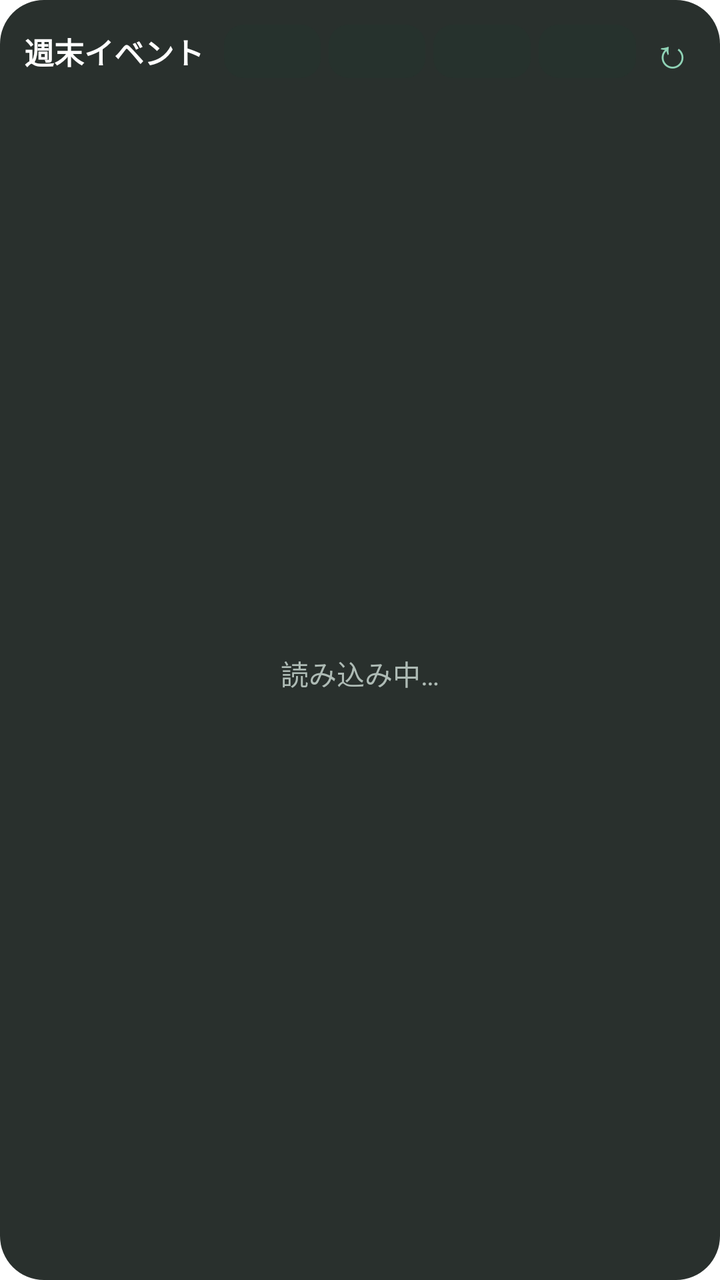
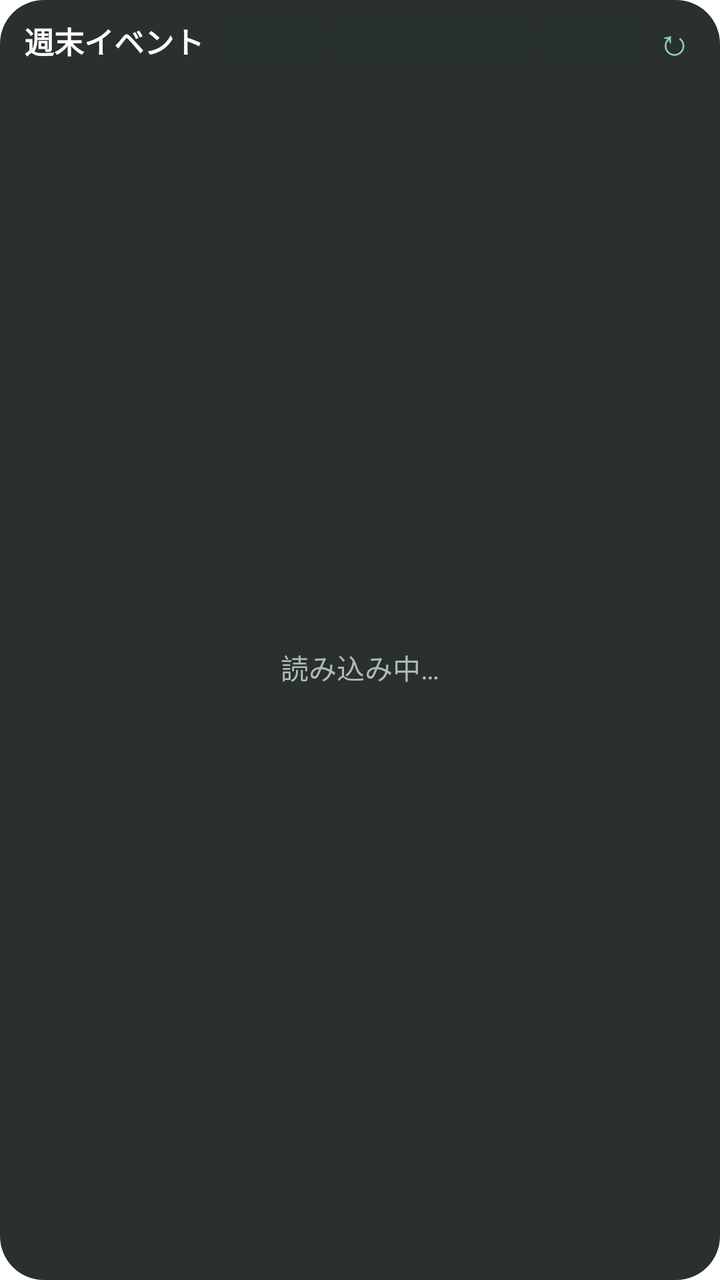

Two renders of the same Android screen: before a commit and after it. Below are the layout's source before the change and the commit's diff.
<!-- AndroidManifest.xml: fallback theme Theme.MaterialComponents.DayNight.NoActionBar -->
<!-- res/layout/widget.xml -->
<?xml version="1.0" encoding="utf-8"?>
<LinearLayout xmlns:android="http://schemas.android.com/apk/res/android"
    android:layout_width="match_parent"
    android:layout_height="match_parent"
    android:background="@drawable/bg"
    android:orientation="vertical"
    android:padding="12dp">
    <LinearLayout
        android:layout_width="match_parent"
        android:layout_height="wrap_content"
        android:gravity="center_vertical"
        android:orientation="horizontal"
        android:paddingBottom="6dp">
        <TextView
            android:layout_width="wrap_content"
            android:layout_height="wrap_content"
            android:text="週末イベント"
            android:textColor="#FFFFFF"
            android:textSize="15sp"
            android:textStyle="bold" />
        <LinearLayout
            android:layout_width="0dp"
            android:layout_height="wrap_content"
            android:layout_marginStart="6dp"
            android:layout_weight="1"
            android:orientation="horizontal">
            <TextView
                android:id="@+id/tab0"
                android:layout_width="0dp"
                android:layout_height="wrap_content"
                android:layout_marginStart="4dp"
                android:layout_weight="1"
                android:background="@drawable/tab_bg"
                android:gravity="center"
                android:maxLines="1"
                android:paddingTop="6dp"
                android:paddingBottom="6dp"
                android:textColor="#D0D8D4"
                android:textSize="11sp"
                android:textStyle="bold" />
            <TextView
                android:id="@+id/tab1"
                android:layout_width="0dp"
                android:layout_height="wrap_content"
                android:layout_marginStart="4dp"
                android:layout_weight="1"
                android:background="@drawable/tab_bg"
                android:gravity="center"
                android:maxLines="1"
                android:paddingTop="6dp"
                android:paddingBottom="6dp"
                android:textColor="#D0D8D4"
                android:textSize="11sp"
                android:textStyle="bold" />
            <TextView
                android:id="@+id/tab2"
                android:layout_width="0dp"
                android:layout_height="wrap_content"
                android:layout_marginStart="4dp"
                android:layout_weight="1"
                android:background="@drawable/tab_bg"
                android:gravity="center"
                android:maxLines="1"
                android:paddingTop="6dp"
                android:paddingBottom="6dp"
                android:textColor="#D0D8D4"
                android:textSize="11sp"
                android:textStyle="bold" />
            <TextView
                android:id="@+id/tab3"
                android:layout_width="0dp"
                android:layout_height="wrap_content"
                android:layout_marginStart="4dp"
                android:layout_weight="1"
                android:background="@drawable/tab_bg"
                android:gravity="center"
                android:maxLines="1"
                android:paddingTop="6dp"
                android:paddingBottom="6dp"
                android:textColor="#D0D8D4"
                android:textSize="11sp"
                android:textStyle="bold" />
        </LinearLayout>
        <TextView
            android:id="@+id/refresh"
            android:layout_width="wrap_content"
            android:layout_height="wrap_content"
            android:paddingStart="8dp"
            android:paddingEnd="2dp"
            android:text="↻"
            android:textColor="#8FD3B6"
            android:textSize="20sp" />
    </LinearLayout>
    <FrameLayout
        android:layout_width="match_parent"
        android:layout_height="0dp"
        android:layout_weight="1">
        <ListView
            android:id="@+id/list"
            android:layout_width="match_parent"
            android:layout_height="match_parent"
            android:divider="@null"
            android:dividerHeight="0dp" />
        <TextView
            android:id="@+id/empty"
            android:layout_width="match_parent"
            android:layout_height="match_parent"
            android:gravity="center"
            android:text="読み込み中…"
            android:textColor="#AEBBB5"
            android:textSize="14sp" />
    </FrameLayout>
</LinearLayout>
<!-- resources referenced by this layout -->
<resources>
  <!-- drawable bg (drawable) -->
  <?xml version="1.0" encoding="utf-8"?>
  <shape xmlns:android="http://schemas.android.com/apk/res/android" android:shape="rectangle">
      <solid android:color="#E6121A17" />
      <corners android:radius="22dp" />
  </shape>
  <!-- drawable tab_bg (drawable) -->
  <?xml version="1.0" encoding="utf-8"?>
  <shape xmlns:android="http://schemas.android.com/apk/res/android" android:shape="rectangle">
      <solid android:color="#FF26322D" />
      <corners android:radius="10dp" />
  </shape>
</resources>

<!-- the commit's change to res/layout/widget.xml (unified diff, before → after) -->
@@ -4,13 +4,16 @@
     android:layout_height="match_parent"
     android:background="@drawable/bg"
     android:orientation="vertical"
-    android:padding="12dp">
+    android:paddingStart="12dp"
+    android:paddingEnd="12dp"
+    android:paddingTop="8dp"
+    android:paddingBottom="8dp">
     <LinearLayout
         android:layout_width="match_parent"
         android:layout_height="wrap_content"
         android:gravity="center_vertical"
         android:orientation="horizontal"
-        android:paddingBottom="6dp">
+        android:paddingBottom="3dp">
         <TextView
             android:layout_width="wrap_content"
             android:layout_height="wrap_content"
@@ -33,8 +36,8 @@
                 android:background="@drawable/tab_bg"
                 android:gravity="center"
                 android:maxLines="1"
-                android:paddingTop="6dp"
-                android:paddingBottom="6dp"
+                android:paddingTop="3dp"
+                android:paddingBottom="3dp"
                 android:textColor="#D0D8D4"
                 android:textSize="11sp"
                 android:textStyle="bold" />
@@ -47,8 +50,8 @@
                 android:background="@drawable/tab_bg"
                 android:gravity="center"
                 android:maxLines="1"
-                android:paddingTop="6dp"
-                android:paddingBottom="6dp"
+                android:paddingTop="3dp"
+                android:paddingBottom="3dp"
                 android:textColor="#D0D8D4"
                 android:textSize="11sp"
                 android:textStyle="bold" />
@@ -61,8 +64,8 @@
                 android:background="@drawable/tab_bg"
                 android:gravity="center"
                 android:maxLines="1"
-                android:paddingTop="6dp"
-                android:paddingBottom="6dp"
+                android:paddingTop="3dp"
+                android:paddingBottom="3dp"
                 android:textColor="#D0D8D4"
                 android:textSize="11sp"
                 android:textStyle="bold" />
@@ -75,8 +78,8 @@
                 android:background="@drawable/tab_bg"
                 android:gravity="center"
                 android:maxLines="1"
-                android:paddingTop="6dp"
-                android:paddingBottom="6dp"
+                android:paddingTop="3dp"
+                android:paddingBottom="3dp"
                 android:textColor="#D0D8D4"
                 android:textSize="11sp"
                 android:textStyle="bold" />
@@ -89,7 +92,7 @@
             android:paddingEnd="2dp"
             android:text="↻"
             android:textColor="#8FD3B6"
-            android:textSize="20sp" />
+            android:textSize="18sp" />
     </LinearLayout>
     <FrameLayout
         android:layout_width="match_parent"
